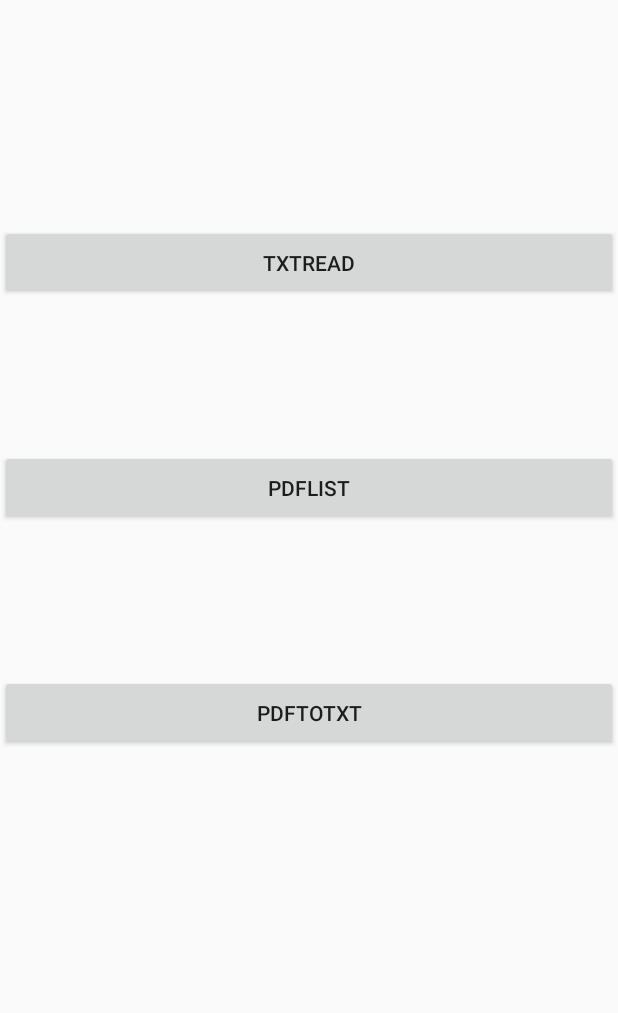
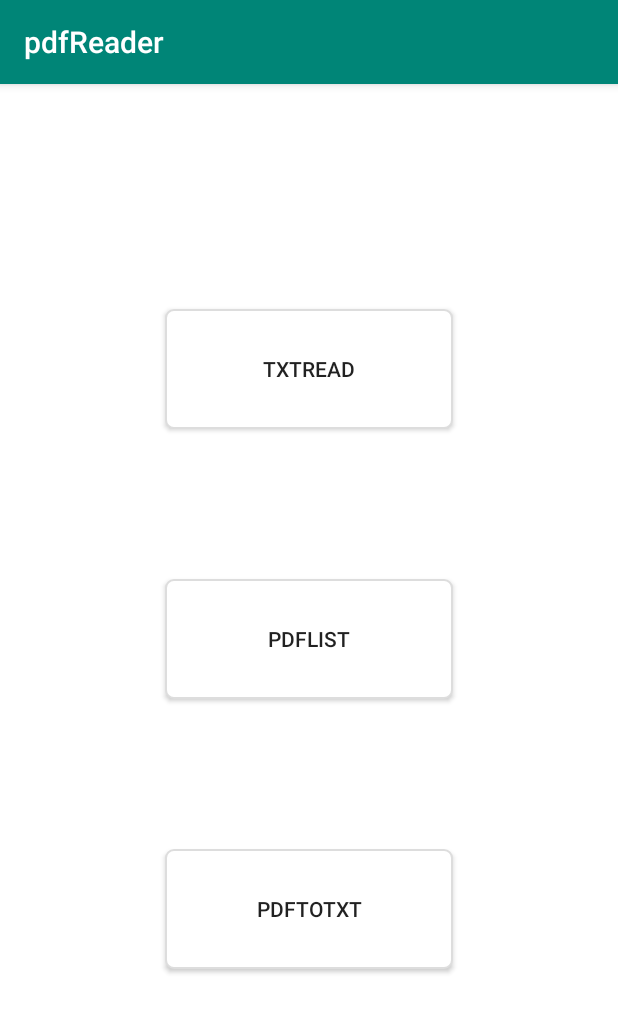
Before and after one commit to lee-muchen/pdfreader, an Android app: the MainActivity screen opened directly, with no data from a screen before it, on a phone screen of 412 x 824 dp. Shown: the top 1013 px of the screen. Run offline under Robolectric (Android 15) with nearby library versions, the phone set to English and light mode, and no system bars.

Commit message:
修改背景、按钮样式

```diff
--- a/app/src/main/AndroidManifest.xml
+++ b/app/src/main/AndroidManifest.xml
@@ -11,7 +11,8 @@
         android:roundIcon="@mipmap/ic_launcher_round"
         android:supportsRtl="true"
         android:theme="@style/AppTheme">
-        <activity android:name=".AdActivity">
+        <activity android:name=".AdActivity"
+            android:theme="@style/NoActionBar">
             <intent-filter>
                 <action android:name="android.intent.action.MAIN" />
 
--- /dev/null
+++ b/app/src/main/res/drawable/main_btn.xml
@@ -0,0 +1,36 @@
+<?xml version="1.0" encoding="utf-8"?>
+<selector xmlns:android="http://schemas.android.com/apk/res/android">
+    <item android:state_pressed="true">
+        <shape>
+            <gradient android:startColor="#eeeeee"
+                android:endColor="#eeeeee"
+                android:angle="90" />
+            <stroke android:width="1dip" android:color="#dddddd" />
+            <corners android:radius="2dp" />
+            <padding android:left="10dp" android:top="10dp"
+                android:right="10dp" android:bottom="10dp" />
+        </shape>
+    </item>
+    <item android:state_focused="true">
+        <shape>
+            <gradient android:startColor="#eeeeee"
+                android:endColor="#eeeeee"
+                android:angle="90" />
+            <stroke android:width="1dip" android:color="#dddddd" />
+            <corners android:radius="2dp" />
+            <padding android:left="10dp" android:top="10dp"
+                android:right="10dp" android:bottom="10dp" />
+        </shape>
+    </item>
+    <!--不带状态的放在最后-->
+    <item>
+        <shape>
+            <gradient android:startColor="#ffffff" android:endColor="#ffffff"
+                android:angle="180" />
+            <stroke android:width="1dip" android:color="#dddddd" />
+            <corners android:radius="5dip" />
+            <padding android:left="10dp" android:top="10dp"
+                android:right="10dp" android:bottom="10dp" />
+        </shape>
+    </item>
+</selector>
--- a/app/src/main/res/layout/activity_main.xml
+++ b/app/src/main/res/layout/activity_main.xml
@@ -1,26 +1,36 @@
 <?xml version="1.0" encoding="utf-8"?>
 <RelativeLayout xmlns:android="http://schemas.android.com/apk/res/android"
     xmlns:tools="http://schemas.android.com/tools" android:layout_width="match_parent"
-    android:layout_height="match_parent"  tools:context=".MainActivity">
+    android:layout_height="match_parent"
+    android:background="#ffffff"
+    tools:context=".MainActivity">
 
     <Button
         android:id="@+id/txt_read"
-        android:layout_width="match_parent"
-        android:layout_height="50dp"
+        android:layout_width="192dp"
+        android:layout_height="80dp"
         android:layout_marginTop="150dp"
+        android:background="@drawable/main_btn"
+        android:layout_centerHorizontal="true"
         android:text="txtread"></Button>
 
     <Button
         android:id="@+id/pdf_file"
-        android:layout_width="match_parent"
-        android:layout_marginTop="300dp"
-        android:layout_height="50dp"
+        android:layout_width="192dp"
+        android:layout_height="80dp"
+        android:layout_marginTop="100dp"
+        android:layout_below="@+id/txt_read"
+        android:background="@drawable/main_btn"
+        android:layout_centerHorizontal="true"
         android:text="pdflist"></Button>
     <Button
         android:id="@+id/pdf_to_txt"
-        android:layout_width="match_parent"
-        android:layout_marginTop="450dp"
-        android:layout_height="50dp"
+        android:layout_width="192dp"
+        android:layout_height="80dp"
+        android:layout_marginTop="100dp"
+        android:layout_below="@+id/pdf_file"
+        android:background="@drawable/main_btn"
+        android:layout_centerHorizontal="true"
         android:text="pdfToTxt"></Button>
 
 
--- a/app/src/main/res/values/styles.xml
+++ b/app/src/main/res/values/styles.xml
@@ -6,7 +6,11 @@
         <item name="colorPrimary">@color/colorPrimary</item>
         <item name="colorPrimaryDark">@color/colorPrimaryDark</item>
         <item name="colorAccent">@color/colorAccent</item>
-        <item name="windowNoTitle">true</item>
+    </style>
+    <style name="NoActionBar" parent="Theme.AppCompat.NoActionBar">
+        <item name="android:windowTranslucentStatus">false</item>
+        <!--<item name="android:statusBarColor">@android:color/transparent</item>-->
+        <item name="android:windowTranslucentNavigation">true</item>
     </style>
 
 </resources>
```
Also changed, not shown: app/src/main/res/drawable/background.jpg (added).
